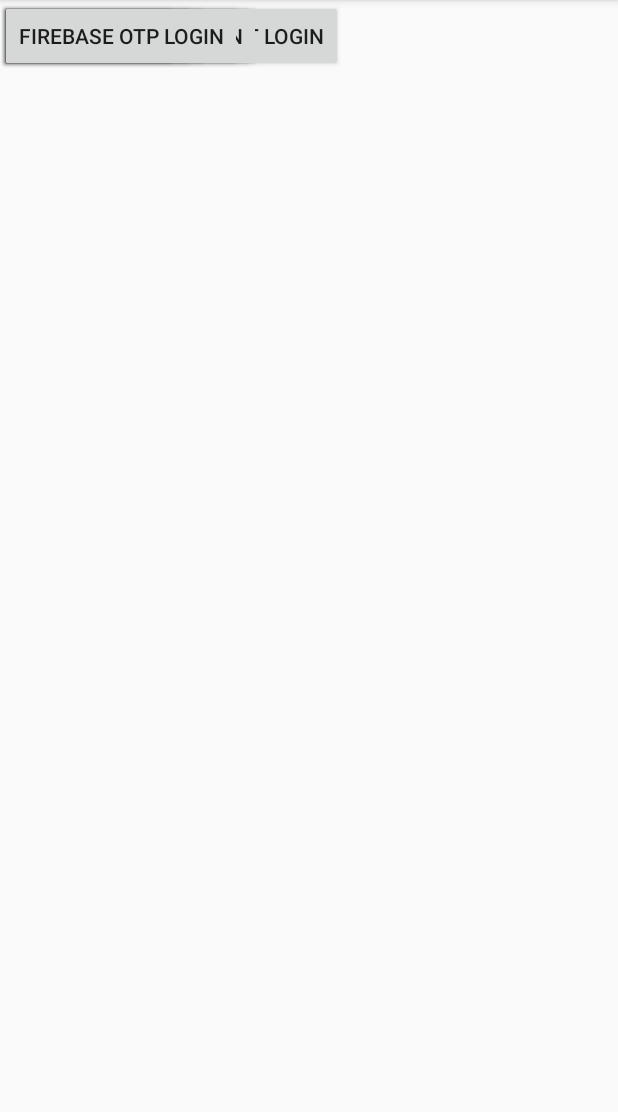
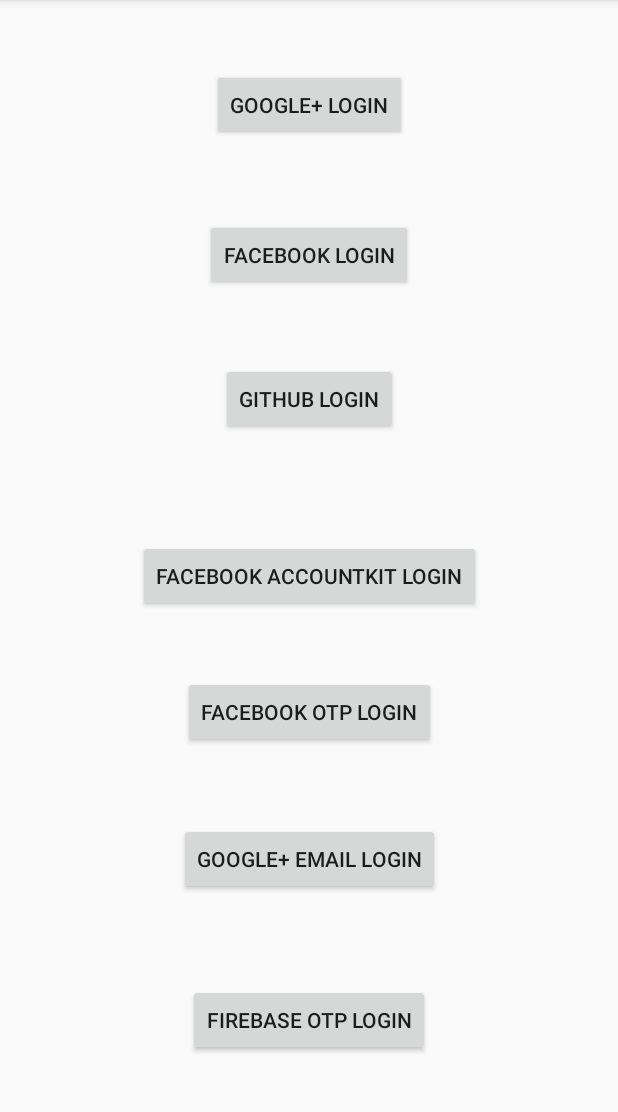
Before and after one commit to shadabk92/Goliauth, an Android app: the screen it shows after launch (GoliAuthActivity), on a phone screen of 412 x 824 dp, the part 84-1196 px from its top. Run offline under Robolectric (Android 15) with nearby library versions, the phone set to English and light mode, and no system bars.

Commit message:
Constraint UI enhancements

```diff
--- a/app/src/main/res/layout/activity_goli_auth.xml
+++ b/app/src/main/res/layout/activity_goli_auth.xml
@@ -10,55 +10,80 @@
         android:id="@+id/button2"
         android:layout_width="wrap_content"
         android:layout_height="wrap_content"
+        android:layout_marginEnd="8dp"
         android:text="Google+ Login"
-        tools:layout_editor_absoluteX="148dp"
-        tools:layout_editor_absoluteY="34dp" />
+        app:layout_constraintBottom_toBottomOf="parent"
+        app:layout_constraintEnd_toEndOf="parent"
+        app:layout_constraintHorizontal_bias="0.516"
+        app:layout_constraintStart_toStartOf="parent"
+        app:layout_constraintTop_toTopOf="parent"
+        app:layout_constraintVertical_bias="0.064" />
 
     <Button
         android:id="@+id/button3"
         android:layout_width="wrap_content"
         android:layout_height="wrap_content"
         android:text="Facebook Login"
-        tools:layout_editor_absoluteX="148dp"
-        tools:layout_editor_absoluteY="118dp" />
+        app:layout_constraintBottom_toBottomOf="parent"
+        app:layout_constraintEnd_toEndOf="parent"
+        app:layout_constraintStart_toStartOf="parent"
+        app:layout_constraintTop_toTopOf="parent"
+        app:layout_constraintVertical_bias="0.203" />
 
     <Button
         android:id="@+id/button4"
         android:layout_width="wrap_content"
         android:layout_height="wrap_content"
         android:text="Github Login"
-        tools:layout_editor_absoluteX="148dp"
-        tools:layout_editor_absoluteY="191dp" />
+        app:layout_constraintBottom_toBottomOf="parent"
+        app:layout_constraintEnd_toEndOf="parent"
+        app:layout_constraintHorizontal_bias="0.501"
+        app:layout_constraintStart_toStartOf="parent"
+        app:layout_constraintTop_toTopOf="parent"
+        app:layout_constraintVertical_bias="0.336" />
 
     <Button
         android:id="@+id/button5"
         android:layout_width="wrap_content"
         android:layout_height="wrap_content"
         android:text="Facebook Accountkit Login"
-        tools:layout_editor_absoluteX="139dp"
-        tools:layout_editor_absoluteY="253dp" />
+        app:layout_constraintBottom_toBottomOf="parent"
+        app:layout_constraintEnd_toEndOf="parent"
+        app:layout_constraintHorizontal_bias="0.5"
+        app:layout_constraintStart_toStartOf="parent"
+        app:layout_constraintTop_toTopOf="parent" />
 
     <Button
         android:id="@+id/button6"
         android:layout_width="wrap_content"
         android:layout_height="wrap_content"
         android:text="Facebook OTP Login"
-        tools:layout_editor_absoluteX="148dp"
-        tools:layout_editor_absoluteY="318dp" />
+        app:layout_constraintBottom_toBottomOf="parent"
+        app:layout_constraintEnd_toEndOf="parent"
+        app:layout_constraintHorizontal_bias="0.502"
+        app:layout_constraintStart_toStartOf="parent"
+        app:layout_constraintTop_toTopOf="parent"
+        app:layout_constraintVertical_bias="0.626" />
 
     <Button
         android:id="@+id/button7"
         android:layout_width="wrap_content"
         android:layout_height="wrap_content"
         android:text="Google+ Email Login"
-        tools:layout_editor_absoluteX="139dp"
-        tools:layout_editor_absoluteY="383dp" />
+        app:layout_constraintBottom_toBottomOf="parent"
+        app:layout_constraintEnd_toEndOf="parent"
+        app:layout_constraintStart_toStartOf="parent"
+        app:layout_constraintTop_toTopOf="parent"
+        app:layout_constraintVertical_bias="0.762" />
 
     <Button
         android:id="@+id/button8"
         android:layout_width="wrap_content"
         android:layout_height="wrap_content"
         android:text="Firebase OTP Login"
-        tools:layout_editor_absoluteX="168dp"
-        tools:layout_editor_absoluteY="446dp" />
+        app:layout_constraintBottom_toBottomOf="parent"
+        app:layout_constraintEnd_toEndOf="parent"
+        app:layout_constraintStart_toStartOf="parent"
+        app:layout_constraintTop_toTopOf="parent"
+        app:layout_constraintVertical_bias="0.911" />
 </android.support.constraint.ConstraintLayout>
```
Also changed, not shown: 1 other file.
